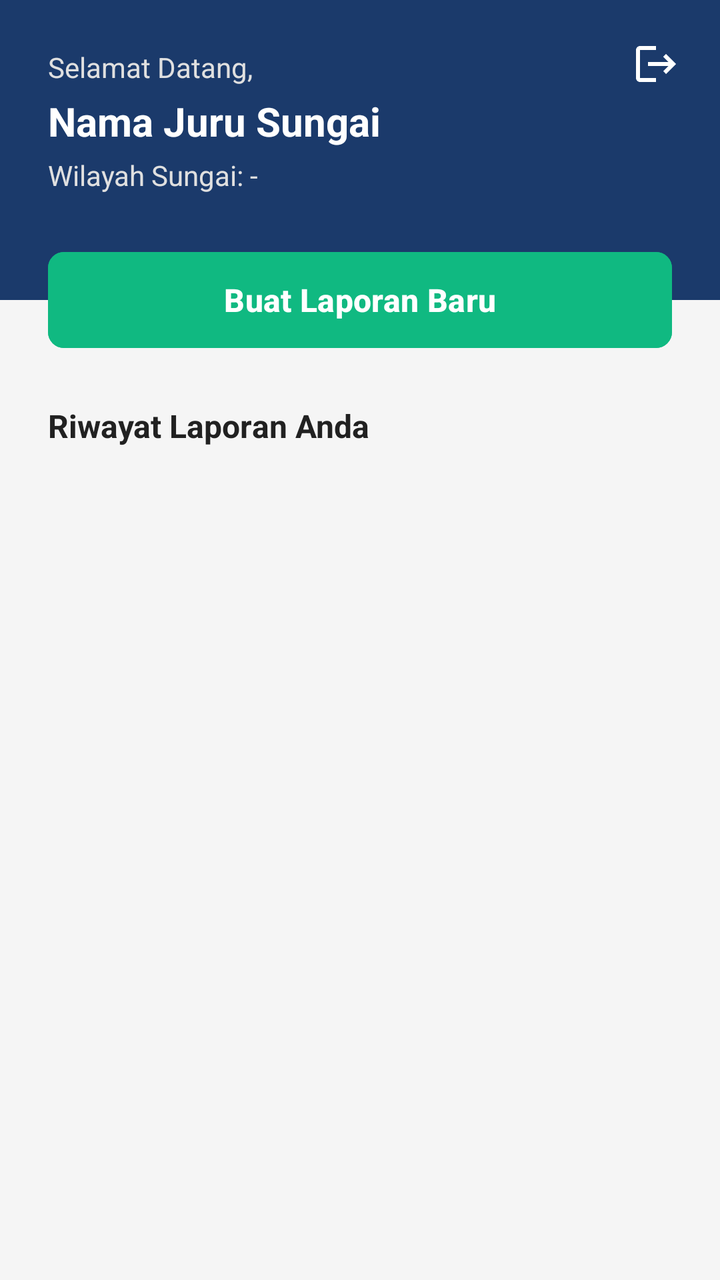
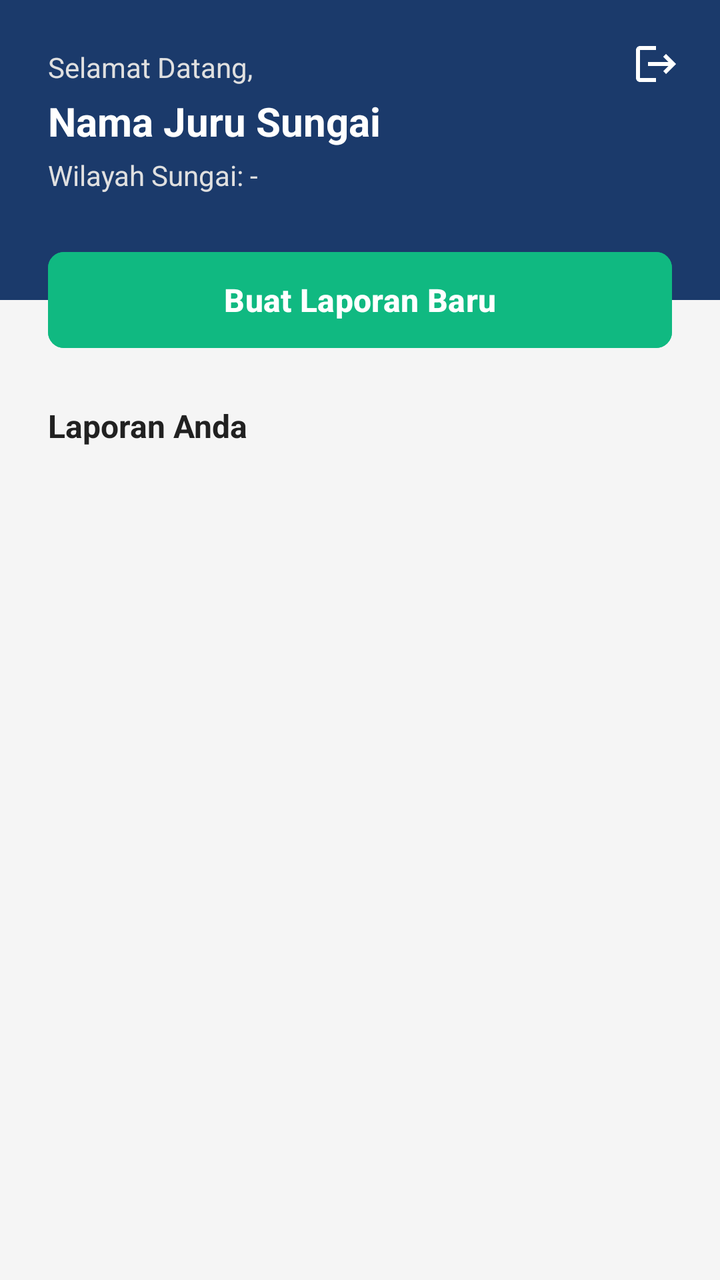

Two renders of the same Android screen: before a commit and after it. Below are the layout's source before the change and the commit's diff.
<!-- AndroidManifest.xml: application theme Theme.RiverOP -->
<!-- res/layout/activity_dashboard.xml -->
<?xml version="1.0" encoding="utf-8"?>
<androidx.constraintlayout.widget.ConstraintLayout xmlns:android="http://schemas.android.com/apk/res/android"
    xmlns:app="http://schemas.android.com/apk/res-auto"
    xmlns:tools="http://tools.android.com/tools"
    android:layout_width="match_parent"
    android:layout_height="match_parent"
    android:background="@color/background">

    <View
        android:id="@+id/headerBg"
        android:layout_width="0dp"
        android:layout_height="150dp"
        android:background="@color/primary"
        app:layout_constraintEnd_toEndOf="parent"
        app:layout_constraintStart_toStartOf="parent"
        app:layout_constraintTop_toTopOf="parent" />

    <ImageButton
        android:id="@+id/btnLogout"
        android:layout_width="48dp"
        android:layout_height="48dp"
        android:layout_marginTop="8dp"
        android:layout_marginEnd="8dp"
        android:background="?attr/selectableItemBackgroundBorderless"
        android:src="@drawable/ic_logout"
        android:tint="@color/white"
        android:contentDescription="Logout"
        app:layout_constraintEnd_toEndOf="parent"
        app:layout_constraintTop_toTopOf="parent" />

    <TextView
        android:id="@+id/tvWelcome"
        android:layout_width="wrap_content"
        android:layout_height="wrap_content"
        android:layout_marginStart="24dp"
        android:layout_marginTop="24dp"
        android:text="Selamat Datang,"
        android:textColor="@color/divider"
        android:textSize="14sp"
        app:layout_constraintStart_toStartOf="parent"
        app:layout_constraintTop_toTopOf="parent" />

    <TextView
        android:id="@+id/tvJuruNama"
        android:layout_width="0dp"
        android:layout_height="wrap_content"
        android:layout_marginStart="24dp"
        android:layout_marginTop="4dp"
        android:layout_marginEnd="24dp"
        android:text="Nama Juru Sungai"
        android:textColor="@color/white"
        android:textSize="20sp"
        android:textStyle="bold"
        app:layout_constraintEnd_toEndOf="parent"
        app:layout_constraintStart_toStartOf="parent"
        app:layout_constraintTop_toBottomOf="@+id/tvWelcome" />

    <TextView
        android:id="@+id/tvWilayahSungai"
        android:layout_width="0dp"
        android:layout_height="wrap_content"
        android:layout_marginStart="24dp"
        android:layout_marginTop="4dp"
        android:layout_marginEnd="24dp"
        android:text="Wilayah Sungai: -"
        android:textColor="@color/divider"
        android:textSize="14sp"
        app:layout_constraintEnd_toEndOf="parent"
        app:layout_constraintStart_toStartOf="parent"
        app:layout_constraintTop_toBottomOf="@+id/tvJuruNama" />

    <com.google.android.material.button.MaterialButton
        android:id="@+id/btnBuatLaporan"
        android:layout_width="0dp"
        android:layout_height="56dp"
        android:layout_marginStart="24dp"
        android:layout_marginEnd="24dp"
        android:backgroundTint="@color/status_synced"
        android:text="Buat Laporan Baru"
        android:textColor="@color/white"
        android:textSize="16sp"
        android:textStyle="bold"
        app:cornerRadius="8dp"
        app:iconGravity="textStart"
        app:layout_constraintBottom_toBottomOf="@+id/headerBg"
        app:layout_constraintEnd_toEndOf="parent"
        app:layout_constraintStart_toStartOf="parent"
        app:layout_constraintTop_toBottomOf="@+id/headerBg" />

    <com.google.android.material.card.MaterialCardView
        android:id="@+id/cardSync"
        android:layout_width="0dp"
        android:layout_height="wrap_content"
        android:layout_marginStart="24dp"
        android:layout_marginTop="16dp"
        android:layout_marginEnd="24dp"
        android:visibility="gone"
        app:cardCornerRadius="8dp"
        app:cardElevation="2dp"
        app:layout_constraintEnd_toEndOf="parent"
        app:layout_constraintStart_toStartOf="parent"
        app:layout_constraintTop_toBottomOf="@+id/btnBuatLaporan">

        <androidx.constraintlayout.widget.ConstraintLayout
            android:layout_width="match_parent"
            android:layout_height="wrap_content"
            android:padding="16dp">

            <TextView
                android:id="@+id/tvSyncStatus"
                android:layout_width="0dp"
                android:layout_height="wrap_content"
                android:text="Terdapat 0 laporan belum disinkronisasi"
                android:textColor="@color/text_primary"
                android:textSize="14sp"
                app:layout_constraintBottom_toBottomOf="parent"
                app:layout_constraintEnd_toStartOf="@+id/btnSync"
                app:layout_constraintStart_toStartOf="parent"
                app:layout_constraintTop_toTopOf="parent" />

            <com.google.android.material.button.MaterialButton
                android:id="@+id/btnSync"
                style="@style/Widget.MaterialComponents.Button.TextButton"
                android:layout_width="wrap_content"
                android:layout_height="wrap_content"
                android:text="Sync Sekarang"
                android:textColor="@color/primary"
                android:textSize="14sp"
                android:textStyle="bold"
                app:layout_constraintBottom_toBottomOf="parent"
                app:layout_constraintEnd_toEndOf="parent"
                app:layout_constraintTop_toTopOf="parent" />

            <ProgressBar
                android:id="@+id/pbSync"
                style="?android:attr/progressBarStyleSmall"
                android:layout_width="wrap_content"
                android:layout_height="wrap_content"
                android:visibility="gone"
                app:layout_constraintBottom_toBottomOf="@+id/btnSync"
                app:layout_constraintEnd_toStartOf="@+id/btnSync"
                app:layout_constraintTop_toTopOf="@+id/btnSync" />

        </androidx.constraintlayout.widget.ConstraintLayout>
    </com.google.android.material.card.MaterialCardView>

    <TextView
        android:id="@+id/tvDaftarLaporanTitle"
        android:layout_width="wrap_content"
        android:layout_height="wrap_content"
        android:layout_marginStart="24dp"
        android:layout_marginTop="24dp"
        android:text="Riwayat Laporan Anda"
        android:textColor="@color/text_primary"
        android:textSize="16sp"
        android:textStyle="bold"
        app:layout_constraintStart_toStartOf="parent"
        app:layout_constraintTop_toBottomOf="@+id/cardSync" />

    <androidx.recyclerview.widget.RecyclerView
        android:id="@+id/rvLaporan"
        android:layout_width="0dp"
        android:layout_height="0dp"
        android:layout_marginTop="8dp"
        android:clipToPadding="false"
        android:paddingBottom="16dp"
        app:layout_constraintBottom_toBottomOf="parent"
        app:layout_constraintEnd_toEndOf="parent"
        app:layout_constraintStart_toStartOf="parent"
        app:layout_constraintTop_toBottomOf="@+id/tvDaftarLaporanTitle"
        tools:listitem="@android:layout/simple_list_item_2" />

    <TextView
        android:id="@+id/tvEmptyState"
        android:layout_width="wrap_content"
        android:layout_height="wrap_content"
        android:text="Belum ada riwayat laporan"
        android:textColor="@color/text_secondary"
        android:textSize="14sp"
        android:visibility="gone"
        app:layout_constraintBottom_toBottomOf="parent"
        app:layout_constraintEnd_toEndOf="parent"
        app:layout_constraintStart_toStartOf="parent"
        app:layout_constraintTop_toBottomOf="@+id/tvDaftarLaporanTitle" />

</androidx.constraintlayout.widget.ConstraintLayout>
<!-- resources referenced by this layout -->
<resources>
  <color name="background">#F5F5F5</color>
  <color name="divider">#E0E0E0</color>
  <color name="primary">#1B3A6B</color>
  <color name="status_synced">#10B981</color>
  <color name="text_primary">#212121</color>
  <color name="text_secondary">#757575</color>
  <color name="white">#FFFFFF</color>
  <!-- drawable ic_logout (drawable) -->
  <?xml version="1.0" encoding="utf-8"?>
  <vector xmlns:android="http://schemas.android.com/apk/res/android"
      android:width="24dp"
      android:height="24dp"
      android:viewportWidth="24"
      android:viewportHeight="24">
      <path android:fillColor="#FFFFFF"
          android:pathData="M17,7l-1.41,1.41L18.17,11H8v2h10.17l-2.58,2.58L17,17l5,-5zM4,5h8V3H4C2.9,3 2,3.9 2,5v14c0,1.1 0.9,2 2,2h8v-2H4V5z"/>
  </vector>
  <style name="Theme.RiverOP" parent="Base.Theme.RiverOP" />
  <style name="Base.Theme.RiverOP" parent="Theme.Material3.Light.NoActionBar">
          <item name="colorPrimary">@color/primary</item>
          <item name="colorPrimaryVariant">@color/primary_dark</item>
          <item name="colorSecondary">@color/accent_gold</item>
          <item name="android:colorBackground">@color/background</item>
          <item name="android:windowBackground">@color/background</item>
      </style>
  <color name="primary_dark">#0F2347</color>
  <color name="accent_gold">#D4A017</color>
</resources>

<!-- the commit's change to res/layout/activity_dashboard.xml (unified diff, before → after) -->
@@ -150,7 +150,7 @@
         android:layout_height="wrap_content"
         android:layout_marginStart="24dp"
         android:layout_marginTop="24dp"
-        android:text="Riwayat Laporan Anda"
+        android:text="Laporan Anda"
         android:textColor="@color/text_primary"
         android:textSize="16sp"
         android:textStyle="bold"
@@ -174,7 +174,7 @@
         android:id="@+id/tvEmptyState"
         android:layout_width="wrap_content"
         android:layout_height="wrap_content"
-        android:text="Belum ada riwayat laporan"
+        android:text="Belum ada laporan"
         android:textColor="@color/text_secondary"
         android:textSize="14sp"
         android:visibility="gone"
